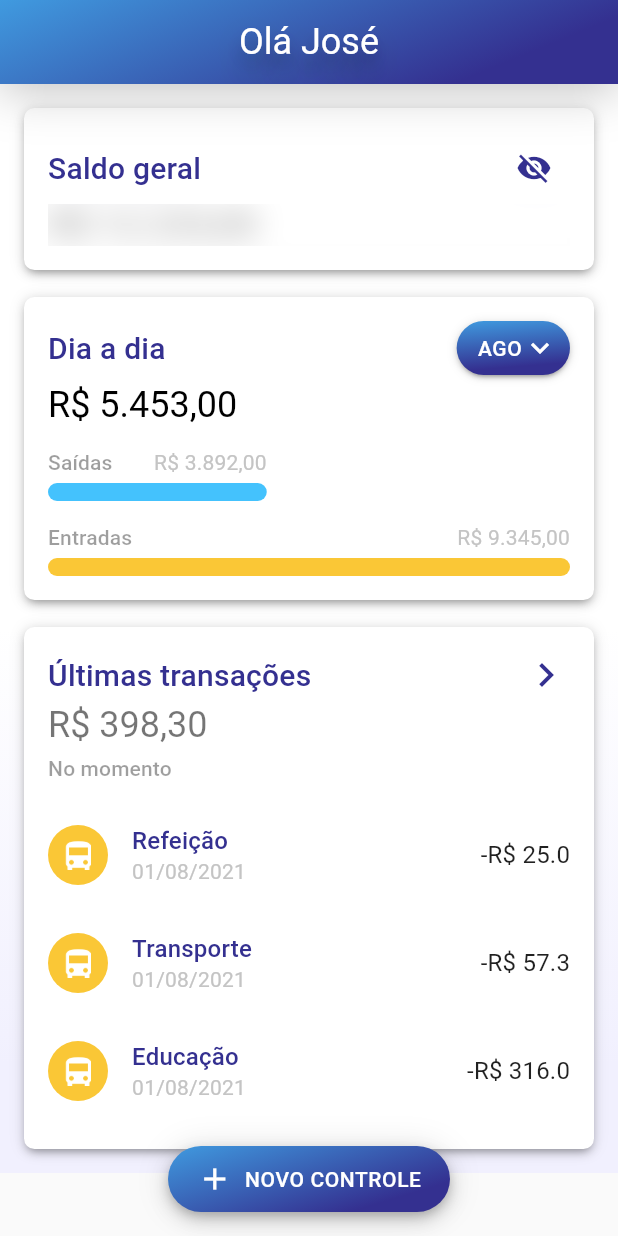
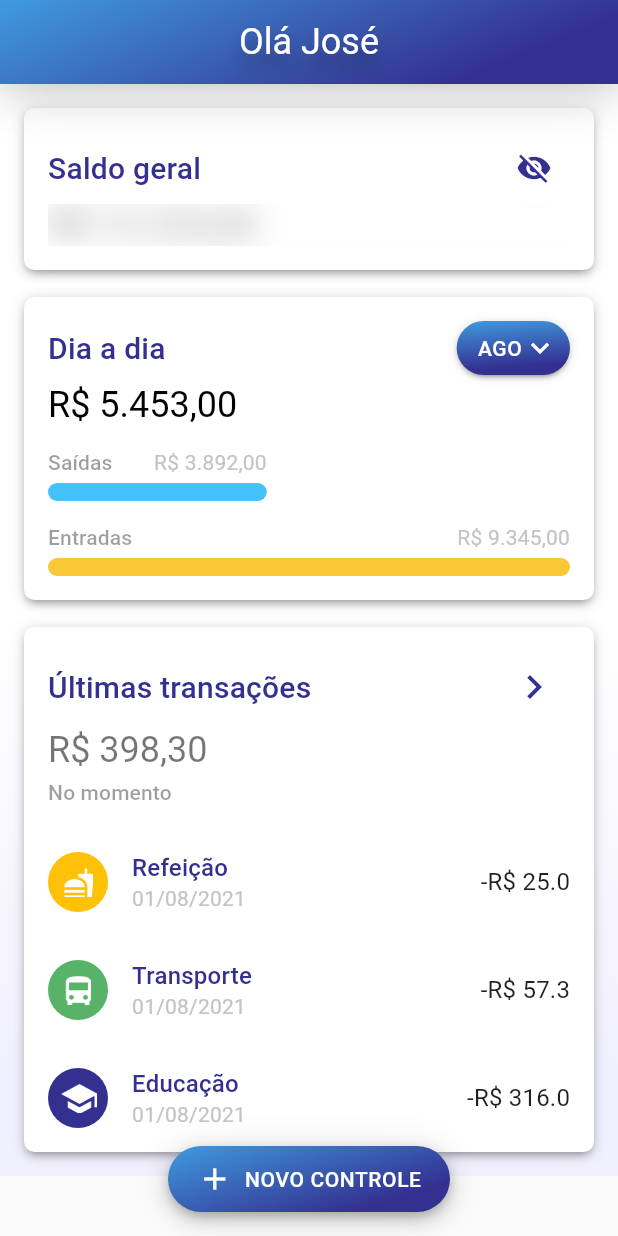
Before and after one commit to rodrigofelipejr/raro-academy-budget, a Flutter app: the screen it shows after launch, on a phone screen of 412 x 824 dp. Run offline on Flutter 3.47's test engine with Material 2 defaults, Android fonts, the light colour scheme and no system bars; our stand-ins replace firebase_auth, firebase_core, flutter_mobx, mobx; missing offline and left inert: animated_card; accounts and stored records are empty; generated files the repository leaves out were written again; project files that could hold a hidden picture were left out.

Commit message:
refatora widget item transaction exibido no card ultimas transacoes

```diff
--- a/lib/src/features/home/home_page.dart
+++ b/lib/src/features/home/home_page.dart
@@ -51,7 +51,7 @@ class _HomePageState extends State<HomePage> {
                   month: _controller.selectedMonth,
                 ),
                 SizedBox(height: 18.0),
-                LatestTransactionsWidget(
+                LastTransactionsWidget(
                   transactions: _controller.transactions,
                 ),
               ],
--- a/lib/src/features/home/widgets/day_by_day_widget.dart
+++ b/lib/src/features/home/widgets/day_by_day/day_by_day_widget.dart
@@ -2,9 +2,9 @@ import 'package:flutter/material.dart';
 
 import 'indicators_widget.dart';
 import 'month_selector_widget.dart';
-import '../../../shared/widgets/widgets.dart';
-import '../../../shared/utils/utils.dart';
-import '../../../shared/constants/constants.dart';
+import '../../../../shared/widgets/widgets.dart';
+import '../../../../shared/utils/utils.dart';
+import '../../../../shared/constants/constants.dart';
 
 class DayByDayWidget extends StatefulWidget {
   final double balance;
--- a/lib/src/features/home/widgets/indicators_widget.dart
+++ b/lib/src/features/home/widgets/day_by_day/indicators_widget.dart
@@ -1,8 +1,8 @@
 import 'package:flutter/material.dart';
 
 import 'bar_indicators_widget.dart';
-import '../../../shared/utils/utils.dart';
-import '../../../shared/constants/constants.dart';
+import '../../../../shared/utils/utils.dart';
+import '../../../../shared/constants/constants.dart';
 
 class IndicatorsWidget extends StatelessWidget {
   final String label;
--- a/lib/src/features/home/widgets/month_selector_widget.dart
+++ b/lib/src/features/home/widgets/day_by_day/month_selector_widget.dart
@@ -1,7 +1,7 @@
 import 'package:flutter/material.dart';
 
-import '../../../shared/constants/constants.dart';
-import 'month_year_calendar/month_year_calendar_widget.dart';
+import '../../../../shared/constants/constants.dart';
+import '../month_year_calendar/month_year_calendar_widget.dart';
 
 class MonthSelectorWidget extends StatelessWidget {
   final String label;
--- /dev/null
+++ b/lib/src/features/home/widgets/last_transactions/last_transactions_widget.dart
@@ -0,0 +1,78 @@
+import 'package:flutter/material.dart';
+
+import '../../../../shared/widgets/widgets.dart';
+import '../../../../shared/models/models.dart';
+import '../../../../shared/utils/utils.dart';
+import '../../../../shared/constants/constants.dart';
+
+class LastTransactionsWidget extends StatefulWidget {
+  final List<TransactionModel> transactions;
+
+  const LastTransactionsWidget({Key? key, required this.transactions}) : super(key: key);
+
+  @override
+  LatestTransactionsStateWidget createState() => LatestTransactionsStateWidget();
+}
+
+class LatestTransactionsStateWidget extends State<LastTransactionsWidget> {
+  double get totalValueTransactions => widget.transactions.map((e) => e.value).reduce((p, c) => p + c);
+
+  @override
+  Widget build(BuildContext context) {
+    return Container(
+      margin: const EdgeInsets.only(bottom: 16.0, left: 16.0, right: 16.0),
+      child: CardWidget(
+        contentPadding: const EdgeInsets.only(),
+        child: Column(
+          crossAxisAlignment: CrossAxisAlignment.start,
+          children: [
+            Padding(
+              padding: const EdgeInsets.all(16.0),
+              child: Column(
+                crossAxisAlignment: CrossAxisAlignment.start,
+                children: [
+                  Row(
+                    mainAxisAlignment: MainAxisAlignment.spaceBetween,
+                    children: [
+                      Text(
+                        'Últimas transações',
+                        style: AppTextStyles.purple20w500Roboto,
+                      ),
+                      ButtonIconWidget(
+                        onTap: () => null,
+                        child: Icon(
+                          Icons.navigate_next,
+                          color: AppColors.roxo,
+                          size: 32.0,
+                        ),
+                      ),
+                    ],
+                  ),
+                  Padding(
+                    padding: const EdgeInsets.only(top: 4.0, bottom: 6.0),
+                    child: Text(
+                      'R\$ ${Formatters.formatMoney(totalValueTransactions)}',
+                      style: AppTextStyles.gray24w400Roboto,
+                    ),
+                  ),
+                  Text(
+                    'No momento',
+                    style: AppTextStyles.gray14w500Roboto,
+                  ),
+                ],
+              ),
+            ),
+            Column(
+              children: widget.transactions
+                  .map((transaction) => ItemCardWidget(
+                        transaction: transaction,
+                        onTap: () => null,
+                      ))
+                  .toList(),
+            )
+          ],
+        ),
+      ),
+    );
+  }
+}
--- a/lib/src/features/home/widgets/latest_transactions_widget.dart
+++ /dev/null
@@ -1,63 +0,0 @@
-import 'package:flutter/material.dart';
-
-import '../../../shared/widgets/widgets.dart';
-import '../../../shared/models/models.dart';
-import '../../../shared/utils/utils.dart';
-import '../../../shared/constants/constants.dart';
-
-class LatestTransactionsWidget extends StatefulWidget {
-  final List<TransactionModel> transactions;
-
-  const LatestTransactionsWidget({Key? key, required this.transactions}) : super(key: key);
-
-  @override
-  LatestTransactionsStateWidget createState() => LatestTransactionsStateWidget();
-}
-
-class LatestTransactionsStateWidget extends State<LatestTransactionsWidget> {
-  double get totalValueTransactions => widget.transactions.map((e) => e.value).reduce((p, c) => p + c);
-
-  @override
-  Widget build(BuildContext context) {
-    return Container(
-      margin: const EdgeInsets.only(bottom: 16.0, left: 16.0, right: 16.0),
-      child: CardWidget(
-        child: Column(
-          crossAxisAlignment: CrossAxisAlignment.start,
-          children: [
-            Row(
-              mainAxisAlignment: MainAxisAlignment.spaceBetween,
-              children: [
-                Text(
-                  'Últimas transações',
-                  style: AppTextStyles.purple20w500Roboto,
-                ),
-                Icon(
-                  Icons.navigate_next,
-                  color: AppColors.roxo,
-                  size: 32.0,
-                ),
-              ],
-            ),
-            Padding(
-              padding: const EdgeInsets.symmetric(vertical: 3.0),
-              child: Text(
-                'R\$ ${Formatters.formatMoney(totalValueTransactions)}',
-                style: AppTextStyles.gray24w400Roboto,
-              ),
-            ),
-            SizedBox(height: 4.0),
-            Text(
-              'No momento',
-              style: AppTextStyles.gray14w500Roboto,
-            ),
-            SizedBox(height: 14.0),
-            Column(
-              children: widget.transactions.map((transaction) => ItemCardWidget(transaction: transaction)).toList(),
-            )
-          ],
-        ),
-      ),
-    );
-  }
-}
--- a/lib/src/features/home/widgets/widgets.dart
+++ b/lib/src/features/home/widgets/widgets.dart
@@ -1,6 +1,6 @@
-export 'bar_indicators_widget.dart';
-export 'day_by_day_widget.dart';
+export 'day_by_day/bar_indicators_widget.dart';
+export 'day_by_day/day_by_day_widget.dart';
+export 'day_by_day/indicators_widget.dart';
+export 'day_by_day/month_selector_widget.dart';
 export 'general_balance/general_balance_widget.dart';
-export 'indicators_widget.dart';
-export 'latest_transactions_widget.dart';
-export 'month_selector_widget.dart';
+export 'last_transactions/last_transactions_widget.dart';
--- a/lib/src/shared/constants/constants.dart
+++ b/lib/src/shared/constants/constants.dart
@@ -3,3 +3,4 @@ export 'app_text_styles.dart';
 export 'app_gradients.dart';
 export 'app_shadows.dart';
 export 'app_images.dart';
+export 'transaction_categories.dart';
--- /dev/null
+++ b/lib/src/shared/constants/transaction_categories.dart
@@ -0,0 +1,29 @@
+import 'package:flutter/material.dart';
+
+import 'constants.dart';
+import '../models/models.dart';
+
+class TransactionCategories {
+  static const Map<CategoryTransaction, Map<String, Color>> mapCategoryImageColors = {
+    CategoryTransaction.meal: {
+      AppImages.icMeal: Colors.amber,
+    },
+    CategoryTransaction.transport: {
+      AppImages.icTransport: AppColors.verde,
+    },
+    CategoryTransaction.trip: {
+      AppImages.icTrip: AppColors.rosa,
+    },
+    CategoryTransaction.education: {
+      AppImages.icEducation: AppColors.azul,
+    },
+    //FIXME - ic para pagamentos
+    CategoryTransaction.payments: {
+      AppImages.icMeal: AppColors.roxo,
+    },
+    //FIXME - ic para outros
+    CategoryTransaction.others: {
+      AppImages.icMeal: AppColors.purpleLight,
+    },
+  };
+}
--- /dev/null
+++ b/lib/src/shared/widgets/button_icon_widget.dart
@@ -0,0 +1,32 @@
+import 'package:flutter/material.dart';
+import 'package:flutter_finance_controller/src/shared/constants/app_colors.dart';
+
+class ButtonIconWidget extends StatelessWidget {
+  final void Function() onTap;
+  final Widget child;
+
+  const ButtonIconWidget({
+    Key? key,
+    required this.onTap,
+    required this.child,
+  }) : super(key: key);
+
+  BorderRadius? get borderRadius => BorderRadius.circular(kMinInteractiveDimension);
+
+  @override
+  Widget build(BuildContext context) {
+    return Material(
+      color: AppColors.transparent,
+      borderRadius: borderRadius,
+      child: SizedBox(
+        height: kMinInteractiveDimension,
+        width: kMinInteractiveDimension,
+        child: InkWell(
+          borderRadius: borderRadius,
+          onTap: onTap,
+          child: child,
+        ),
+      ),
+    );
+  }
+}
--- a/lib/src/shared/widgets/card_widget.dart
+++ b/lib/src/shared/widgets/card_widget.dart
@@ -21,7 +21,10 @@ class CardWidget extends StatelessWidget {
         borderRadius: BorderRadius.all(Radius.circular(7.0)),
       ),
       padding: contentPadding,
-      child: child,
+      child: Material(
+        color: AppColors.transparent,
+        child: child,
+      ),
     );
   }
 }
--- a/lib/src/shared/widgets/item_card_widget.dart
+++ b/lib/src/shared/widgets/item_card_widget.dart
@@ -6,26 +6,32 @@ import '../models/models.dart';
 
 class ItemCardWidget extends StatelessWidget {
   final TransactionModel transaction;
+  final void Function() onTap;
 
-  const ItemCardWidget({Key? key, required this.transaction}) : super(key: key);
+  const ItemCardWidget({
+    Key? key,
+    required this.transaction,
+    required this.onTap,
+  }) : super(key: key);
 
   String get prefix => transaction.type.index == 0 ? '+' : '-';
+  Map get mapCategoryImageColors => TransactionCategories.mapCategoryImageColors.values
+      .elementAt(CategoryTransaction.values.indexOf(transaction.category));
+  Color get backgroundColor => mapCategoryImageColors.entries.first.value;
+  String get asset => mapCategoryImageColors.entries.first.key;
 
   @override
   Widget build(BuildContext context) {
     return ListTile(
-      contentPadding: const EdgeInsets.symmetric(horizontal: 0),
-      onTap: () {},
+      contentPadding: const EdgeInsets.symmetric(horizontal: 16.0),
+      onTap: onTap,
       leading: SizedBox(
         height: 40.0,
         child: CircleAvatar(
-          backgroundColor: AppColors.amarelo,
+          backgroundColor: backgroundColor,
           child: SizedBox(
             height: 20.0,
-            child: Image.asset(
-              AppImages.icTransport,
-              fit: BoxFit.cover,
-            ),
+            child: Image.asset(asset, fit: BoxFit.cover),
           ),
         ),
       ),
--- a/lib/src/shared/widgets/widgets.dart
+++ b/lib/src/shared/widgets/widgets.dart
@@ -6,3 +6,4 @@ export 'fab_widget.dart';
 export 'header_widget.dart';
 export 'item_card_widget.dart';
 export 'visible_widget.dart';
+export 'button_icon_widget.dart';
```
Also changed, not shown: lib/src/features/home/widgets/day_by_day/bar_indicators_widget.dart (renamed from lib/src/features/home/widgets/bar_indicators_widget.dart).
